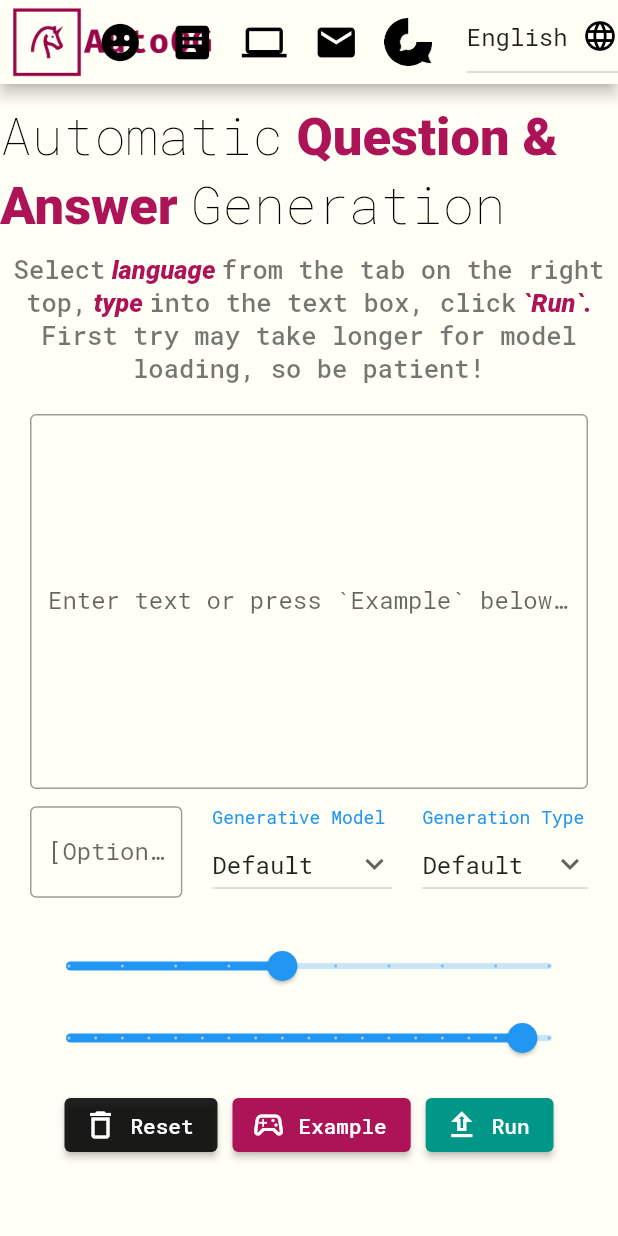
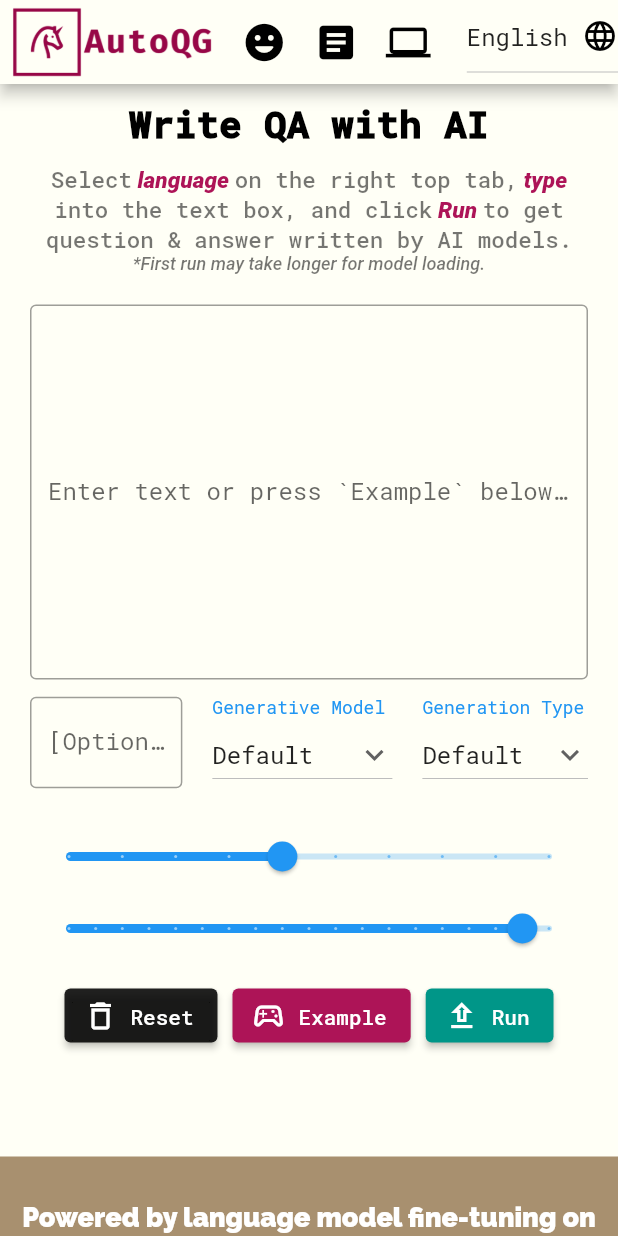
Before and after one commit to asahi417/AutoQG, a Flutter app: the screen it shows after launch, on a phone screen of 412 x 824 dp. Run offline on Flutter 3.47's test engine with Material 2 defaults, Android fonts, the phone set to English and light mode, and no system bars; our stand-ins replace url_launcher_web.

Commit message:
add score

```diff
--- a/lib/main.dart
+++ b/lib/main.dart
@@ -251,23 +251,24 @@ class _MyHomePageState extends State<MyHomePage> {
   };
 
   var subTitle = new RichText(
+    textAlign: TextAlign.center,
     text: new TextSpan(
       style: new TextStyle(
-        fontSize: 35.0,
-        fontWeight: FontWeight.w100,
+        fontSize: 25.0,
+        fontWeight: FontWeight.w900,
         color: Colors.black,
         fontFamily: 'RobotoMono',
       ),
       children: <TextSpan>[
-        new TextSpan(text: 'Automatic'),
+        // new TextSpan(text: 'Automatic'),
         new TextSpan(
-            text: ' Question & Answer ',
-            style: new TextStyle(
-                fontWeight: FontWeight.w800,
-                color: Colors.pink[800]
-            )
+            text: 'Write QA with AI',
+            // style: new TextStyle(
+            //     fontWeight: FontWeight.w900,
+            //     color: Colors.pink[800]
+            // )
         ),
-        new TextSpan(text: 'Generation'),
+        // new TextSpan(text: 'Generator'),
       ],
     ),
   );
@@ -289,7 +290,7 @@ class _MyHomePageState extends State<MyHomePage> {
     textAlign: TextAlign.center,
     text: new TextSpan(
       style: new TextStyle(
-        fontSize: 17.0,
+        fontSize: 15.0,
         fontWeight: FontWeight.w500,
         color: Colors.black54,
         fontFamily: 'RobotoMono',
@@ -304,7 +305,7 @@ class _MyHomePageState extends State<MyHomePage> {
                 color: Colors.pink[800]
             )
         ),
-        new TextSpan(text: 'from the tab on the right top,'),
+        new TextSpan(text: 'on the right top tab,'),
         new TextSpan(
             text: ' type ',
             style: new TextStyle(
@@ -313,16 +314,25 @@ class _MyHomePageState extends State<MyHomePage> {
                 color: Colors.pink[800]
             ),
         ),
-        new TextSpan(text: 'into the text box, click'),
+        new TextSpan(text: 'into the text box, and click'),
         new TextSpan(
-          text: ' `Run`.',
+          text: ' Run ',
           style: new TextStyle(
               fontWeight: FontWeight.w800,
               fontStyle: FontStyle.italic,
               color: Colors.pink[800]
           ),
         ),
-        new TextSpan(text: '\nFirst try may take longer for model loading, so be patient!'),
+        new TextSpan(text: 'to get question & answer written by AI models.\n'),
+        new TextSpan(
+          text: '*First run may take longer for model loading.',
+          style: new TextStyle(
+              fontSize: 12.0,
+              // fontWeight: FontWeight.w800,
+              fontStyle: FontStyle.italic,
+              // color: Colors.pink[800]
+          ),
+        ),
       ],
     ),
   );
@@ -331,7 +341,7 @@ class _MyHomePageState extends State<MyHomePage> {
     textAlign: TextAlign.center,
     text: new TextSpan(
       style: new TextStyle(
-        fontSize: 25.0,
+        fontSize: 18.0,
         fontWeight: FontWeight.w900,
         color: Colors.white,
         fontFamily: 'Raleway',
@@ -357,22 +367,30 @@ class _MyHomePageState extends State<MyHomePage> {
     textAlign: TextAlign.center,
     text: new TextSpan(
         style: new TextStyle(
-            fontSize: 20.0,
+            fontSize: 16.0,
             fontWeight: FontWeight.w600,
             color: Colors.black45,
             // color: Colors.white,
             fontFamily: "Raleway"),
         children: [
-          new TextSpan(
-            text: "If you have any questions or inquiries, send to us!",
-            style: new TextStyle(fontSize: 20.0, fontWeight: FontWeight.w600)),
+          new TextSpan(text: "Send to us any questions or inquiries!"),
           WidgetSpan(child: IconButton(
-            icon: const Icon(Icons.email_outlined, size: 20, color: Colors.black45,),
+            icon: const Icon(Icons.email_outlined, size: 16, color: Colors.black45,),
             onPressed: _launchEmail,
-            tooltip: 'Contact'))
+            tooltip: 'Contact')),
+          new TextSpan(text: "\nCardiff NLP"),
+          WidgetSpan(child: IconButton(
+              icon: const Icon(Icons.group_outlined, size: 16, color: Colors.black45,),
+              onPressed: _launchCardiffNLP,
+              tooltip: 'Cardiff NLP Group'))
         ]
     )
   );
+
+  // IconButton(
+  // icon: Image.asset('assets/cardiff_nlp_logo_black.png'),
+  // tooltip: "Cardiff NLP Group",
+  // onPressed: _launchCardiffNLP),
 
   // load sample from SQuAD test split
   var sampleListDict = {
@@ -446,14 +464,14 @@ class _MyHomePageState extends State<MyHomePage> {
                 icon: const Icon(Icons.computer),
                 tooltip: "LMQG: Python Library for QG",
                 onPressed: _launchGithub),
-            IconButton(
-                icon: const Icon(Icons.email),
-                tooltip: 'Contact',
-                onPressed: _launchEmail),
-            IconButton(
-                icon: Image.asset('assets/cardiff_nlp_logo_black.png'),
-                tooltip: "Cardiff NLP Group",
-                onPressed: _launchCardiffNLP),
+            // IconButton(
+            //     icon: const Icon(Icons.email),
+            //     tooltip: 'Contact',
+            //     onPressed: _launchEmail),
+            // IconButton(
+            //     icon: Image.asset('assets/cardiff_nlp_logo_black.png'),
+            //     tooltip: "Cardiff NLP Group",
+            //     onPressed: _launchCardiffNLP),
             SizedBox(width: 15),
             DropdownButton(
               value: language,
@@ -481,7 +499,14 @@ class _MyHomePageState extends State<MyHomePage> {
                       SizedBox(height: 10),
                       subTitle,
                       SizedBox(height: 10),
-                      description,
+                      Row(
+                          mainAxisAlignment: MainAxisAlignment.center,
+                          children: [
+                            SizedBox(width: 20),
+                            Expanded(child: description),
+                            SizedBox(width: 20),
+                          ]
+                      ),
                       SizedBox(height: 20),
                       Row(
                           crossAxisAlignment: CrossAxisAlignment.start,
@@ -690,30 +715,6 @@ class _MyHomePageState extends State<MyHomePage> {
                           ],
                         ),
                       SizedBox(height: 40),
-                      // Container(
-                      //     width: double.infinity,
-                      //     color: Color(0xFFFFFFF6),
-                      //     child: Column(
-                      //         mainAxisSize: MainAxisSize.min,
-                      //         mainAxisAlignment: MainAxisAlignment.center,
-                      //         crossAxisAlignment: CrossAxisAlignment.center,
-                      //         children: [
-                      //           // SizedBox(height: 20,),
-                      //           resultHeader,
-                      //           SizedBox(height: 8,),
-                      //           Container(
-                      //               height: 3,
-                      //               width: 300,
-                      //               decoration: BoxDecoration(
-                      //                   color: Colors.black45,
-                      //                   border: Border.all(color: Colors.black45),
-                      //                   borderRadius: BorderRadius.all(Radius.circular(20))
-                      //               )
-                      //           ),
-                      //         ]
-                      //     )
-                      // ),
-                      // SizedBox(height: 30),
                       ConstrainedBox(
                         constraints: BoxConstraints(maxHeight: 550.0),
                         child: Row(
@@ -760,47 +761,17 @@ class _MyHomePageState extends State<MyHomePage> {
                           ],
                         ),
                       ),
-                      // Container(
-                      //     width: double.infinity,
-                      //     // width: 1500.0,
-                      //     color: Color(0xFFFFFFF6),
-                      //     child: Column(
-                      //         mainAxisSize: MainAxisSize.min,
-                      //         mainAxisAlignment: MainAxisAlignment.center,
-                      //         crossAxisAlignment: CrossAxisAlignment.center,
-                      //         children: [
-                      //           SizedBox(height: 20,),
-                      //           resultHeader,
-                      //           SizedBox(height: 8,),
-                      //           Container(
-                      //               height: 3,
-                      //               width: 100,
-                      //               decoration: BoxDecoration(
-                      //                   color: Colors.black45,
-                      //                   border: Border.all(color: Colors.black45),
-                      //                   borderRadius: BorderRadius.all(Radius.circular(20))
-                      //               )
-                      //           ),
-                      //           Container(
-                      //             width: 500,
-                      //             height: 400,
-                      //             child: FittedBox(child: Image.asset('assets/solutions.png'),),
-                      //           ),
-                      //           SizedBox(height: 20),
-                      //         ]
-                      //     )
-                      // ),
                       Container(
-                          width: double.infinity,
+                          // width: double.infinity,
                           // width: 1500.0,
                           color: Color(0xFFFFFFF6),
                           // color: Color(0xFF444729),
                           child: Column(
                             // crossAxisAlignment: CrossAxisAlignment.start,
                             // mainAxisAlignment: MainAxisAlignment.start,
-                              mainAxisSize: MainAxisSize.min,
-                              mainAxisAlignment: MainAxisAlignment.center,
-                              crossAxisAlignment: CrossAxisAlignment.center,
+                            //   mainAxisSize: MainAxisSize.min,
+                              // mainAxisAlignment: MainAxisAlignment.,
+                              // crossAxisAlignment: CrossAxisAlignment.left,
                               children: [
                                 SizedBox(height: 10,),
                                 footerHeader,
```
Also changed, not shown: 7 other files.
